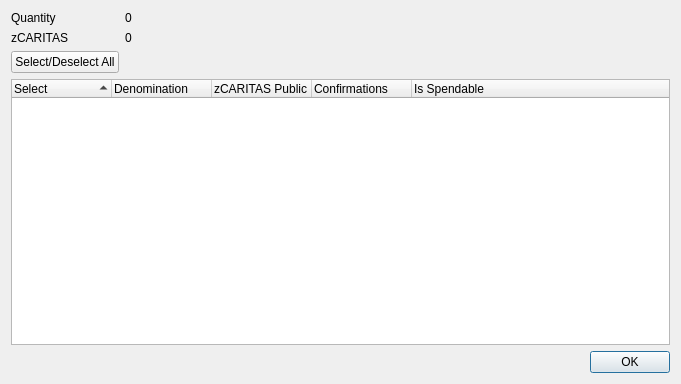
Above: src/qt/forms/zVitcontroldialog.ui from caritascoin/caritascoin before the change. Below: the same form after it.
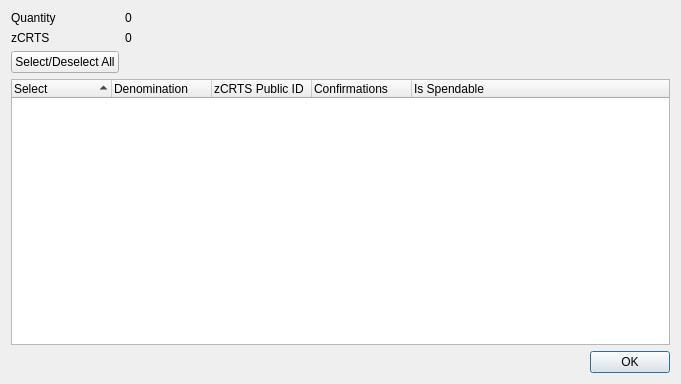
That is the form after the change.

The edit to the form file:
```diff
--- a/src/qt/forms/zVitcontroldialog.ui
+++ b/src/qt/forms/zVitcontroldialog.ui
@@ -42,7 +42,7 @@
      <item row="1" column="0">
       <widget class="QLabel" name="labelZVit">
        <property name="text">
-        <string>zCARITAS</string>
+        <string>zCRTS</string>
        </property>
       </widget>
      </item>
@@ -96,7 +96,7 @@
        </column>
        <column>
         <property name="text">
-         <string notr="true">zCARITAS Public ID</string>
+         <string notr="true">zCRTS Public ID</string>
         </property>
        </column>
        <column>
```
Left out of the diff: 2 changed lines with no effect on the pictures.
